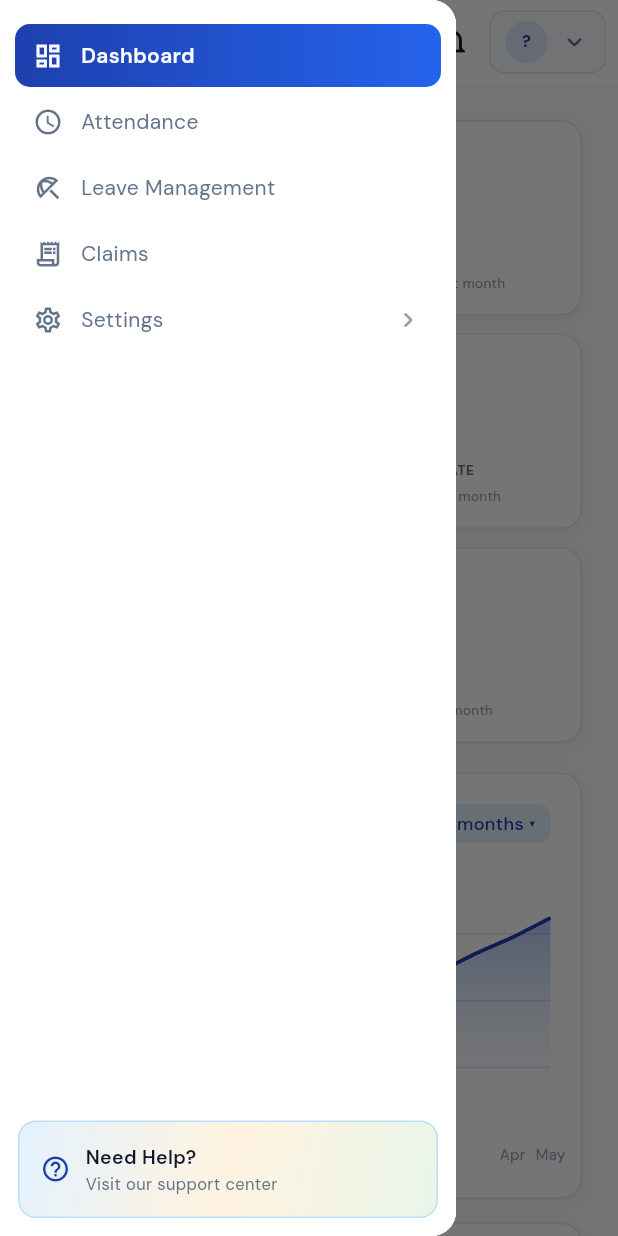
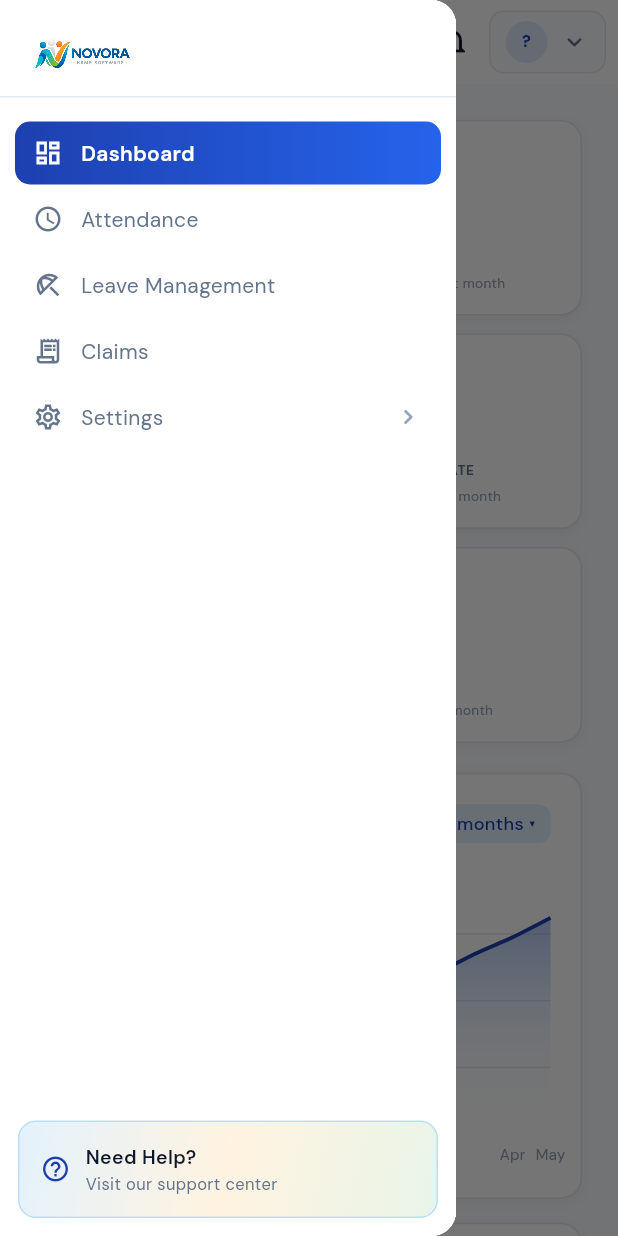
Before and after one commit to tintwym/novora_flutter, a Flutter app: the DashboardScreen screen opened by its route, with the side drawer open, on a phone screen of 412 x 824 dp. Run offline on Flutter 3.47's test engine with Material 3 defaults, Android fonts, the light colour scheme and no system bars; drawn by our look-alikes of fl_chart; our stand-ins replace cookie_jar, dio, dio_cookie_manager, flutter_dotenv, google_fonts, shared_preferences; missing offline and left inert: sunrise_sunset_calc; accounts and stored records are empty; network calls fail; statements that could not run were skipped.

Commit message:
Fix Bugs

```diff
--- a/lib/shared/widgets/app_sidebar.dart
+++ b/lib/shared/widgets/app_sidebar.dart
@@ -4,6 +4,7 @@ import 'package:google_fonts/google_fonts.dart';
 import '../../core/constants/app_colors.dart';
 import '../../core/theme/theme_colors.dart';
 import '../models/sidebar_subnav.dart';
+import 'novora_logo.dart';
 import 'sidebar_subnav_tiles.dart';
 
 class NavMenuItem {
@@ -54,6 +55,20 @@ class AppSidebar extends StatelessWidget {
       color: tc.surfaceCard,
       child: Column(
         children: [
+          // Logo header — Novora wordmark above the nav items. The PNG is bundled at
+          // assets/images/novora-logo.png and was previously only shown on the login screen.
+          Padding(
+            padding: const EdgeInsets.fromLTRB(18, 20, 18, 8),
+            child: SizedBox(
+              height: 36,
+              child: NovoraLogo(
+                height: 36,
+                fit: BoxFit.contain,
+                alignment: Alignment.centerLeft,
+              ),
+            ),
+          ),
+          Divider(height: 1, thickness: 1, color: tc.borderColor),
           Expanded(
             child: ListView(
               padding: const EdgeInsets.symmetric(horizontal: 10, vertical: 16),
```
